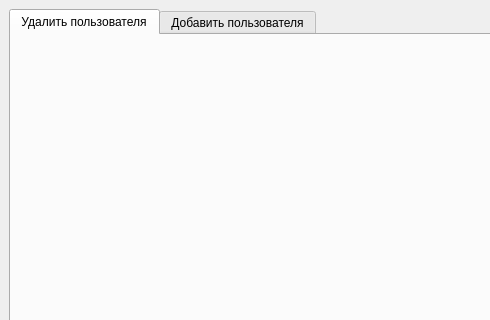
Old version of the form MDKP/adminwindow.ui in the repository MiFit1/OSOGO; both pictures show x 0 to 490 and y 0 to 320 of the 840 by 429 pixel window.
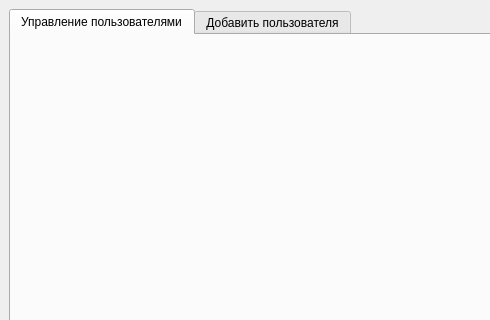
New version of the form.

Patch:
```diff
--- a/MDKP/adminwindow.ui
+++ b/MDKP/adminwindow.ui
@@ -30,7 +30,7 @@
         </property>
         <widget class="QWidget" name="tab_8">
          <attribute name="title">
-          <string>Удалить пользователя</string>
+          <string>Управление пользователями</string>
          </attribute>
          <layout class="QHBoxLayout" name="horizontalLayout_2">
           <item>
```
